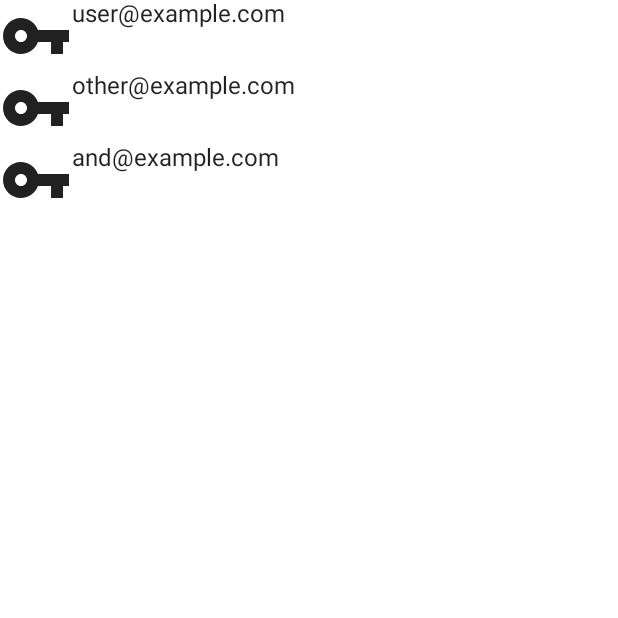
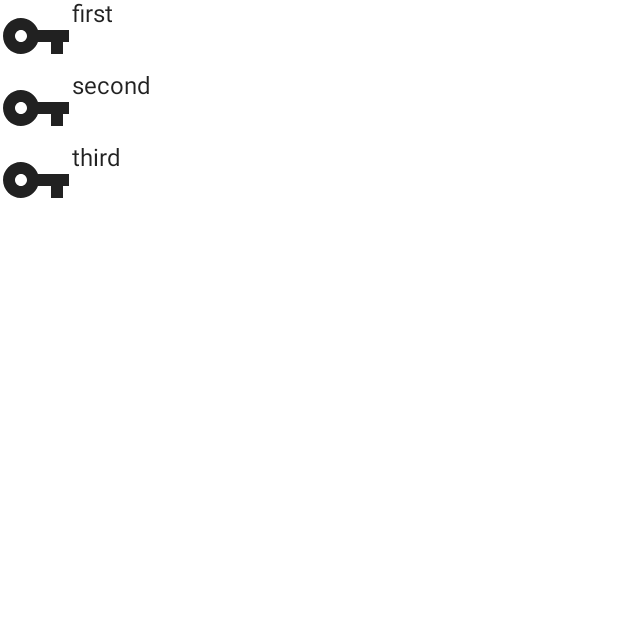
Before and after one commit to fourlastor/keys, an Android app built with Jetpack Compose: the screen it shows after launch (MainActivity), after a tap on "First db", on a phone screen of 412 x 824 dp, the top half of it. Run offline under Robolectric (Android 15) with nearby library versions, the phone set to English and light mode, and no system bars; our stand-ins replace Dagger/Hilt's generated code.

Commit message:
Add key list view model

```diff
--- a/android/src/main/AndroidManifest.xml
+++ b/android/src/main/AndroidManifest.xml
@@ -1,6 +1,6 @@
 <?xml version="1.0" encoding="utf-8"?>
 <manifest xmlns:android="http://schemas.android.com/apk/res/android"
-    package="io.github.fourlastor.keys" >
+    package="io.github.fourlastor.keys">
 
     <application
         android:name=".KeysApplication"
@@ -9,11 +9,11 @@
         android:label="@string/app_name"
         android:roundIcon="@mipmap/ic_launcher_round"
         android:supportsRtl="true"
-        android:theme="@style/Theme.Keys" >
+        android:theme="@style/Theme.Keys">
         <activity
             android:name=".MainActivity"
             android:exported="true"
-            android:theme="@style/Theme.Keys" >
+            android:theme="@style/Theme.Keys">
             <intent-filter>
                 <action android:name="android.intent.action.MAIN" />
 
--- a/android/src/main/java/io/github/fourlastor/keys/databaselist/DatabaseListPage.kt
+++ b/android/src/main/java/io/github/fourlastor/keys/databaselist/DatabaseListPage.kt
@@ -35,7 +35,7 @@ fun NavGraphBuilder.databaseListPage(
 }
 
 @Composable
-fun DatabaseListPage(
+private fun DatabaseListPage(
   viewModel: DatabaseListViewModel,
   onDbSelected: OnDbSelected,
 ) {
--- a/android/src/main/java/io/github/fourlastor/keys/keylist/KeyListPage.kt
+++ b/android/src/main/java/io/github/fourlastor/keys/keylist/KeyListPage.kt
@@ -12,10 +12,13 @@ import androidx.compose.material.Text
 import androidx.compose.material.icons.Icons
 import androidx.compose.material.icons.filled.VpnKey
 import androidx.compose.runtime.Composable
+import androidx.compose.runtime.collectAsState
+import androidx.compose.runtime.getValue
 import androidx.compose.ui.Alignment
 import androidx.compose.ui.Modifier
 import androidx.compose.ui.tooling.preview.Preview
 import androidx.compose.ui.unit.dp
+import androidx.hilt.navigation.compose.hiltViewModel
 import androidx.navigation.NavGraphBuilder
 import androidx.navigation.NavHostController
 import androidx.navigation.compose.composable
@@ -26,17 +29,16 @@ import io.github.fourlastor.keys.keydetails.KeyDetailsNavigation
 
 fun NavGraphBuilder.keyListPage(navController: NavHostController) =
   composable(KeyListNavigation.ROUTE) {
-    KeyListPage(navController)
+    KeyListPage(navController, hiltViewModel())
   }
 
 @Composable
-fun KeyListPage(navController: NavHostController) = KeyList(
-  listOf(
-    demoKey("user@example.com"),
-    demoKey("other@example.com"),
-    demoKey("and@example.com"),
-  )
-) { navController.navigate(KeyDetailsNavigation.go(it)) }
+fun KeyListPage(navController: NavHostController, viewModel: KeyListViewModel) {
+  val keys by viewModel.observeKeys()
+    .collectAsState(initial = emptyList())
+
+  KeyList(keys = keys) { navController.navigate(KeyDetailsNavigation.go(it)) }
+}
 
 @Composable
 private fun KeyList(
--- /dev/null
+++ b/android/src/main/java/io/github/fourlastor/keys/keylist/KeyListViewModel.kt
@@ -0,0 +1,45 @@
+package io.github.fourlastor.keys.keylist
+
+import androidx.lifecycle.ViewModel
+import dagger.hilt.android.lifecycle.HiltViewModel
+import io.github.fourlastor.keys.id.LongId
+import kotlinx.coroutines.flow.Flow
+import kotlinx.coroutines.flow.flowOf
+import javax.inject.Inject
+
+@HiltViewModel
+class KeyListViewModel
+@Inject
+constructor() : ViewModel() {
+  fun observeKeys(): Flow<List<OtpKey>> = flowOf(
+    listOf(
+      OtpKey(
+        id = LongId("first".hashCode().toLong()),
+        accountName = "first",
+        issuer = "ACME Co",
+        secret = "HXDMVJECJJWSRB3HWIZR4IFUGFTMXBOZ",
+        algorithm = OtpKey.Algorithm.SHA1,
+        digits = 6,
+        period = 30,
+      ),
+      OtpKey(
+        id = LongId("second".hashCode().toLong()),
+        accountName = "second",
+        issuer = "ACME Co",
+        secret = "HXDMVJECJJWSRB3HWIZR4IFUGFTMXBOZ",
+        algorithm = OtpKey.Algorithm.SHA1,
+        digits = 6,
+        period = 30,
+      ),
+      OtpKey(
+        id = LongId("third".hashCode().toLong()),
+        accountName = "third",
+        issuer = "ACME Co",
+        secret = "HXDMVJECJJWSRB3HWIZR4IFUGFTMXBOZ",
+        algorithm = OtpKey.Algorithm.SHA1,
+        digits = 6,
+        period = 30,
+      ),
+    )
+  )
+}
--- a/android/src/main/res/values/themes.xml
+++ b/android/src/main/res/values/themes.xml
@@ -1,5 +1,6 @@
 <?xml version="1.0" encoding="utf-8"?>
 <resources>
+
     <style name="Theme.Keys" parent="android:Theme.Material.Light.NoActionBar">
         <item name="android:statusBarColor">@color/purple_700</item>
     </style>
```
